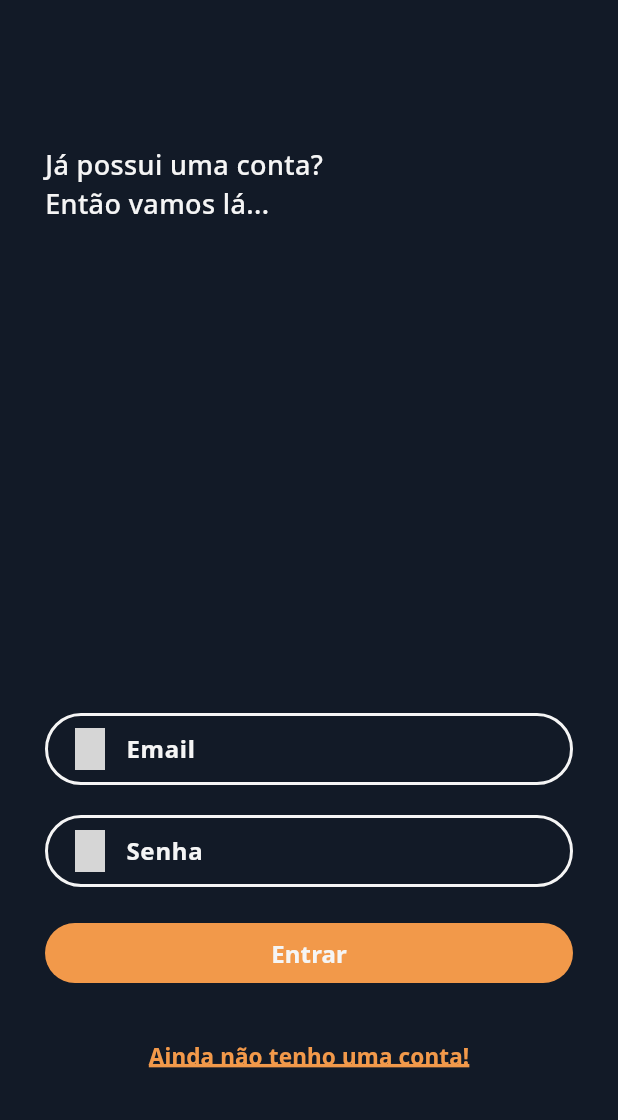
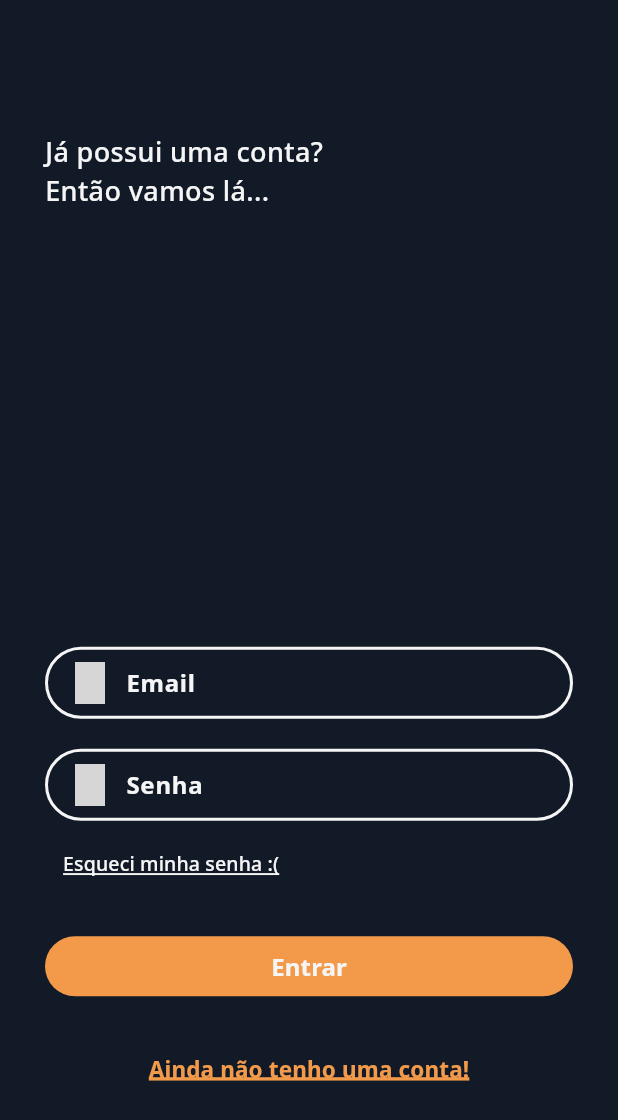
Before and after one commit to Geldli/geldliMobile, a Flutter app: the LoginPage screen opened directly, on a phone screen of 412 x 824 dp. Shown: the top 1120 px of the screen. Run offline on Flutter 3.47's test engine with Material 3 defaults, Android fonts, the phone set to English and light mode, and no system bars; our stand-ins replace google_fonts, google_nav_bar; grey boxes are pictures that could not be loaded.

Commit message:
buttom component getting error

```diff
--- a/lib/main.dart
+++ b/lib/main.dart
@@ -2,6 +2,7 @@
 
 import 'package:flutter/material.dart';
 import 'package:flutter_application_2/ui/colors.dart';
+import 'package:flutter_application_2/view/home_page.dart';
 import 'package:flutter_application_2/view/login_page.dart';
 
 void main() {
@@ -20,7 +21,7 @@ class MyApp extends StatelessWidget {
         colorScheme: ColorScheme.fromSeed(seedColor: myLightY),
         useMaterial3: true,
       ),
-      home: LoginPage(),
+      home: HomePage(),
     );
   }
 }
--- a/lib/model/UserList.dart
+++ b/lib/model/UserList.dart
@@ -3,7 +3,7 @@ import 'package:flutter_application_2/model/User.dart';
 
 class UserList extends ChangeNotifier {
   final List<User> _listUsers = [
-    User("Maria Fernanda", "mafer1234"),
+    User("mariafernandamoura", "mafer1234"),
     User("Andrew Luigi", "gar1234"),
     User("Matheus", "mat1234"),
     User("João B", "jb1234"),
--- a/lib/ui/text.dart
+++ b/lib/ui/text.dart
@@ -18,3 +18,12 @@ var styleLink = GoogleFonts.notoSans(
   decorationColor: myDarkY,
   decorationThickness: 3
 );
+
+var styleLink2 = GoogleFonts.notoSans(
+  color: myWhite,
+  fontSize: 13, fontWeight:
+  FontWeight.w500,
+  decoration: TextDecoration.underline,
+  decorationColor: myWhite,
+  decorationThickness: 2
+);
--- a/lib/view/login_page.dart
+++ b/lib/view/login_page.dart
@@ -7,6 +7,7 @@ import 'package:flutter_application_2/model/UserList.dart';
 import 'package:flutter_application_2/ui/colors.dart';
 import 'package:flutter_application_2/ui/text.dart';
 import 'package:flutter_application_2/view/home_page.dart';
+import 'package:flutter_application_2/view/register_page.dart';
 
 
 class LoginPage extends StatefulWidget {
@@ -21,7 +22,6 @@ class _LoginPageState extends State<LoginPage> {
   TextEditingController controllUser = TextEditingController();
   TextEditingController controllPass = TextEditingController();
   bool isRegister = false;
-
   void compare(User user){
     UserList().listUsers.forEach((User u) {
       if(u.username == user.username && u.password == user.password){
@@ -57,10 +57,9 @@ class _LoginPageState extends State<LoginPage> {
                   children: [
                     Input(label: "Email",
                     suffixText: "@gmail.com",
-                    prefixxIcon: "../assets/images/arroba.png",
+                    prefixxIcon: "../assets/images/email.png",
                     control: controllUser,
                     itsPass: false),
-
                     SizedBox(height: 20),
 
                     Input(label: "Senha",
@@ -68,7 +67,15 @@ class _LoginPageState extends State<LoginPage> {
                     prefixxIcon: "../assets/images/pass.png",
                     control: controllPass,
                     itsPass: true),
+                    SizedBox(height: 5),
+                    TextButton(onPressed: () {
 
+                    },
+
+                    child: Align(
+                      alignment: Alignment.bottomLeft,
+                      child: Text("Esqueci minha senha :(",style: styleLink2)),
+                    ),
                     SizedBox(height: 20),
                     ElevatedButton(onPressed: () {
                       if(registerKey.currentState!.validate()){
@@ -93,7 +100,7 @@ class _LoginPageState extends State<LoginPage> {
                     child: Text("Entrar",style: styleHint,)),
                     SizedBox(height: 20),
                     TextButton(onPressed: () {
-
+                      Navigator.push(context, MaterialPageRoute(builder: (context) => RegisterPage()));
                     }, child: Align(
                       alignment: Alignment.center,
                       child: Text("Ainda não tenho uma conta!",style: styleLink,)
--- a/pubspec.yaml
+++ b/pubspec.yaml
@@ -36,6 +36,8 @@ dependencies:
   # Use with the CupertinoIcons class for iOS style icons.
   cupertino_icons: ^1.0.2
   google_fonts: ^6.2.0
+  google_nav_bar: ^5.0.6
+  email_validator: '^2.1.16'
   provider:
 
 dev_dependencies:
```
Also changed, not shown: lib/components/bottom_nav_bar.dart (added, +16 -0 lines), lib/components/buttons.dart (added, +44 -0 lines), lib/view/register_page.dart (added, +50 -0 lines), assets/images/email.png (added), assets/images/user.png (added), pubspec.lock.
